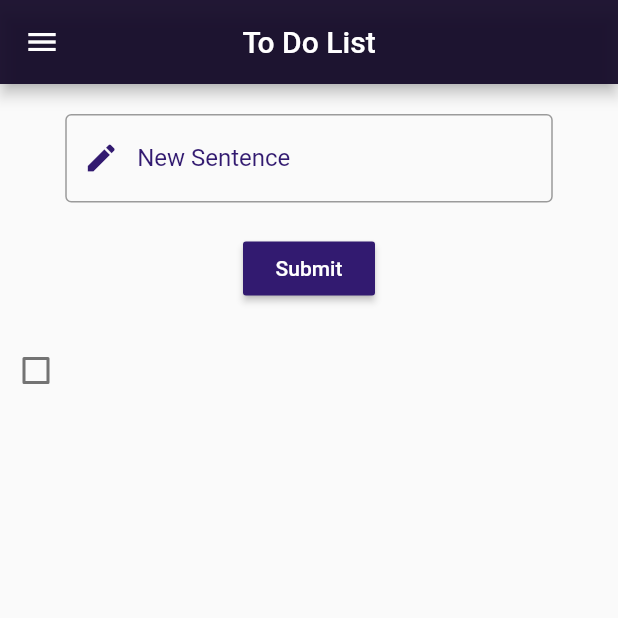
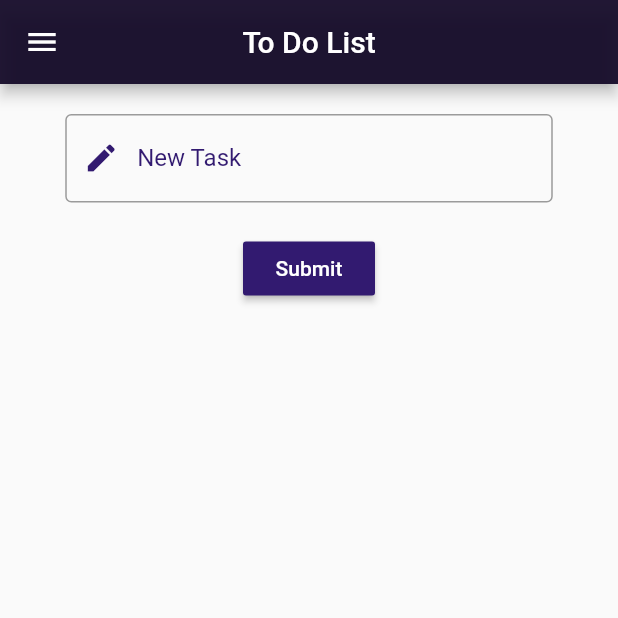
Before and after one commit to RanaHisham18/MyFlutTodo, a Flutter app: the screen it shows after launch, after a tap on "Submit", on a phone screen of 412 x 824 dp, the top half of it. Run offline on Flutter 3.47's test engine with Material 2 defaults, Android fonts, the phone set to English and light mode, and no system bars; our stand-ins replace sqflite; accounts and stored records are empty.

```diff
--- a/lib/main.dart
+++ b/lib/main.dart
@@ -10,7 +10,7 @@ class MyApp extends StatelessWidget {
   Widget build(BuildContext context) {
     return const MaterialApp(
       debugShowCheckedModeBanner: false,
-      home: to_do_list(),
+      home: ToDoList(),
     );
   }
 }
--- a/lib/to_do.dart
+++ b/lib/to_do.dart
@@ -1,17 +1,41 @@
 import 'package:flutter/material.dart';
+import 'package:my_flut_todo/database_helper.dart';
 
-class to_do_list extends StatefulWidget {
-  const to_do_list({Key? key}) : super(key: key);
+
+
+class ToDoList extends StatefulWidget {
+  const ToDoList({Key? key}) : super(key: key);
 
   @override
-  State<to_do_list> createState() => to_do_state();
+  State<ToDoList> createState() => ToDoListState();
 }
 
-class to_do_state extends State<to_do_list> {
-  TextEditingController newSentence = TextEditingController();
-  List<String> sentences = [];
-  List<bool> checkboxValues = [];
-  List<Color> textColors = [];
+class ToDoListState extends State<ToDoList> {
+  TextEditingController newSentenceController = TextEditingController();
+  List<Map<String, dynamic>> tasks = [];
+
+  @override
+  void initState() {
+    super.initState();
+    _loadTasks();
+  }
+
+  Future<void> _loadTasks() async {
+    var dbTasks = await DatabaseHelper.instance.getTodoItems();
+    setState(() {
+      tasks = dbTasks;
+    });
+  }
+
+  Future<void> _addTask(String sentence) async {
+    await DatabaseHelper.instance.addTodoItem(sentence);
+    await _loadTasks();
+  }
+
+  Future<void> _toggleTaskStatus(int id, bool isCompleted) async {
+    await DatabaseHelper.instance.updateTaskStatus(id, isCompleted);
+    await _loadTasks();
+  }
 
   @override
   Widget build(BuildContext context) {
@@ -26,76 +50,62 @@ class to_do_state extends State<to_do_list> {
         width: double.infinity,
         child: Column(
           children: [
-            const SizedBox(
-              height: 20,
-            ),
+            const SizedBox(height: 20),
             Container(
               width: 325,
               child: TextFormField(
-                controller: newSentence,
+                controller: newSentenceController,
                 decoration: const InputDecoration(
-                  labelText: "New Sentence",
+                  labelText: "New Task",
                   labelStyle: TextStyle(color: Color(0xff321a70)),
                   border: OutlineInputBorder(),
                   focusedBorder: OutlineInputBorder(
-                      borderSide: BorderSide(color: Color(0xff321a70))),
+                    borderSide: BorderSide(color: Color(0xff321a70)),
+                  ),
                   prefixIcon: Icon(Icons.edit),
                   prefixIconColor: Color(0xff321a70),
                 ),
               ),
             ),
-            const SizedBox(
-              height: 20,
-            ),
+            const SizedBox(height: 20),
             MaterialButton(
-              onPressed: () {
-                setState(() {
-                  sentences.add(newSentence.text);
-                  checkboxValues.add(false);
-                  textColors.add(const Color(0xff321a70));
-                  newSentence.clear();
-                });
+              onPressed: () async {
+                if (newSentenceController.text.isNotEmpty) {
+                  await _addTask(newSentenceController.text);
+                  newSentenceController.clear();
+                }
               },
               color: const Color(0xff321a70),
               textColor: Colors.white,
               child: const Text('Submit'),
             ),
-            const SizedBox(
-              height: 20,
+            const SizedBox(height: 20),
+            Expanded(
+              child: ListView.builder(
+                itemCount: tasks.length,
+                itemBuilder: (context, index) {
+                  bool isCompleted = tasks[index]['isCompleted'] == 1;
+                  return ListTile(
+                    leading: Checkbox(
+                      value: isCompleted,
+                      onChanged: (bool? value) {
+                        if (value != null) {
+                          _toggleTaskStatus(tasks[index]['id'], value);
+                        }
+                      },
+                    ),
+                    title: Text(
+                      tasks[index]['sentence'],
+                      style: TextStyle(
+                        fontSize: 20,
+                        fontWeight: FontWeight.bold,
+                        color: isCompleted ? Colors.grey : const Color(0xff321a70),
+                      ),
+                    ),
+                  );
+                },
+              ),
             ),
-            ListView.builder(
-                shrinkWrap: true,
-                itemCount: sentences.length,
-                itemBuilder: (context, index) {
-                  return Row(
-                    children: [
-                      Checkbox(
-                        value: checkboxValues[index],
-                        onChanged: (value) {
-                          setState(() {
-                            checkboxValues[index] = value!;
-                            if (value) {
-                              textColors[index] = Colors.grey;
-                            } else {
-                              textColors[index] = Color(0xff321a70);
-                            }
-                          });
-                        },
-                        activeColor: const Color(0xff321a70),
-                      ),
-                      const SizedBox(
-                        width: 10,
-                      ),
-                      Text(
-                        sentences[index],
-                        style: TextStyle(
-                            fontSize: 20,
-                            fontWeight: FontWeight.bold,
-                            color: textColors[index]),
-                      )
-                    ],
-                  );
-                }),
           ],
         ),
       ),
```
Also changed, not shown: lib/database_helper.dart (+10 -0 lines).
